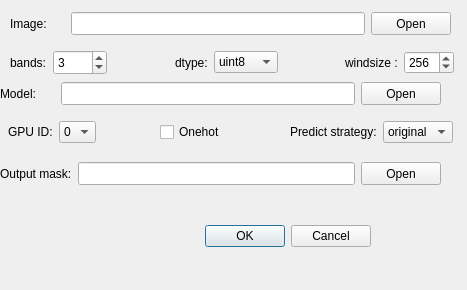
Old version of the form ui/classifyUi/PredictBinaryForSingleimage.ui in the repository scrssys/semantic_segment_RSImage.
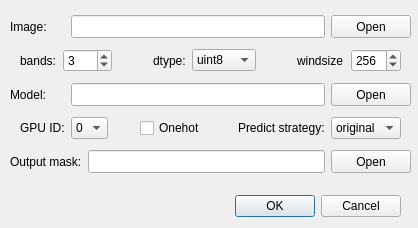
New version of the form.

```diff
--- a/ui/classifyUi/PredictBinaryForSingleimage.ui
+++ b/ui/classifyUi/PredictBinaryForSingleimage.ui
@@ -6,8 +6,8 @@
    <rect>
     <x>0</x>
     <y>0</y>
-    <width>467</width>
-    <height>290</height>
+    <width>418</width>
+    <height>228</height>
    </rect>
   </property>
   <property name="windowTitle">
@@ -16,9 +16,9 @@
   <widget class="QDialogButtonBox" name="buttonBox">
    <property name="geometry">
     <rect>
-     <x>30</x>
-     <y>220</y>
-     <width>341</width>
+     <x>200</x>
+     <y>190</y>
+     <width>201</width>
      <height>32</height>
     </rect>
    </property>
@@ -29,18 +29,20 @@
     <set>QDialogButtonBox::Cancel|QDialogButtonBox::Ok</set>
    </property>
   </widget>
-  <widget class="QWidget" name="layoutWidget_2">
+  <widget class="QWidget" name="">
    <property name="geometry">
     <rect>
-     <x>0</x>
-     <y>80</y>
-     <width>441</width>
-     <height>27</height>
+     <x>10</x>
+     <y>10</y>
+     <width>401</width>
+     <height>171</height>
     </rect>
    </property>
-   <layout class="QHBoxLayout" name="horizontalLayout_7">
+   <layout class="QVBoxLayout" name="verticalLayout">
     <item>
-     <widget class="QLabel" name="label_5">
+     <layout class="QHBoxLayout" name="horizontalLayout_8">
+      <item>
+       <widget class="QLabel" name="label_6">
       <property name="minimumSize">
        <size>
         <width>55</width>
@@ -48,12 +50,12 @@
        </size>
       </property>
       <property name="text">
-       <string>Model:</string>
+         <string>Image:</string>
       </property>
      </widget>
     </item>
     <item>
-     <widget class="QLineEdit" name="lineEdit_model">
+       <widget class="QLineEdit" name="lineEdit_image">
       <property name="minimumSize">
        <size>
         <width>201</width>
@@ -63,7 +65,7 @@
      </widget>
     </item>
     <item>
-     <widget class="QPushButton" name="pushButton_model">
+       <widget class="QPushButton" name="pushButton_image">
       <property name="minimumSize">
        <size>
         <width>0</width>
@@ -76,17 +78,15 @@
      </widget>
     </item>
    </layout>
-  </widget>
-  <widget class="QWidget" name="layoutWidget">
-   <property name="geometry">
-    <rect>
-     <x>10</x>
-     <y>50</y>
-     <width>444</width>
-     <height>25</height>
-    </rect>
-   </property>
+    </item>
+    <item>
    <layout class="QHBoxLayout" name="horizontalLayout_4">
+      <property name="leftMargin">
+       <number>10</number>
+      </property>
+      <property name="rightMargin">
+       <number>10</number>
+      </property>
     <item>
      <widget class="QLabel" name="label_8">
       <property name="text">
@@ -221,80 +221,24 @@
      </widget>
     </item>
    </layout>
-  </widget>
-  <widget class="QWidget" name="layoutWidget_3">
-   <property name="geometry">
-    <rect>
-     <x>10</x>
-     <y>10</y>
-     <width>441</width>
-     <height>27</height>
-    </rect>
-   </property>
-   <layout class="QHBoxLayout" name="horizontalLayout_8">
-    <item>
-     <widget class="QLabel" name="label_6">
-      <property name="minimumSize">
-       <size>
-        <width>55</width>
-        <height>23</height>
-       </size>
-      </property>
-      <property name="text">
-       <string>Image:</string>
-      </property>
-     </widget>
     </item>
     <item>
-     <widget class="QLineEdit" name="lineEdit_image">
-      <property name="minimumSize">
-       <size>
-        <width>201</width>
-        <height>23</height>
-       </size>
-      </property>
-     </widget>
-    </item>
+     <layout class="QHBoxLayout" name="horizontalLayout_7">
     <item>
-     <widget class="QPushButton" name="pushButton_image">
+       <widget class="QLabel" name="label_5">
       <property name="minimumSize">
        <size>
-        <width>0</width>
-        <height>23</height>
-       </size>
-      </property>
-      <property name="text">
-       <string>Open</string>
-      </property>
-     </widget>
-    </item>
-   </layout>
-  </widget>
-  <widget class="QWidget" name="layoutWidget_4">
-   <property name="geometry">
-    <rect>
-     <x>0</x>
-     <y>160</y>
-     <width>441</width>
-     <height>27</height>
-    </rect>
-   </property>
-   <layout class="QHBoxLayout" name="horizontalLayout_9">
-    <item>
-     <widget class="QLabel" name="label_7">
-      <property name="minimumSize">
-       <size>
         <width>55</width>
         <height>23</height>
        </size>
       </property>
       <property name="text">
-       <string>Output mask:</string>
+         <string>Model:</string>
       </property>
      </widget>
     </item>
     <item>
-     <widget class="QLineEdit" name="lineEdit_mask">
+       <widget class="QLineEdit" name="lineEdit_model">
       <property name="minimumSize">
        <size>
         <width>201</width>
@@ -304,7 +248,7 @@
      </widget>
     </item>
     <item>
-     <widget class="QPushButton" name="pushButton_mask">
+       <widget class="QPushButton" name="pushButton_model">
       <property name="minimumSize">
        <size>
         <width>0</width>
@@ -317,17 +261,15 @@
      </widget>
     </item>
    </layout>
-  </widget>
-  <widget class="QWidget" name="">
-   <property name="geometry">
-    <rect>
-     <x>8</x>
-     <y>120</y>
-     <width>445</width>
-     <height>24</height>
-    </rect>
-   </property>
+    </item>
+    <item>
    <layout class="QHBoxLayout" name="horizontalLayout">
+      <property name="leftMargin">
+       <number>10</number>
+      </property>
+      <property name="rightMargin">
+       <number>10</number>
+      </property>
     <item>
      <widget class="QLabel" name="label_10">
       <property name="text">
@@ -434,6 +376,48 @@
        </property>
       </item>
      </widget>
+      </item>
+     </layout>
+    </item>
+    <item>
+     <layout class="QHBoxLayout" name="horizontalLayout_9">
+      <item>
+       <widget class="QLabel" name="label_7">
+        <property name="minimumSize">
+         <size>
+          <width>55</width>
+          <height>23</height>
+         </size>
+        </property>
+        <property name="text">
+         <string>Output mask:</string>
+        </property>
+       </widget>
+      </item>
+      <item>
+       <widget class="QLineEdit" name="lineEdit_mask">
+        <property name="minimumSize">
+         <size>
+          <width>201</width>
+          <height>23</height>
+         </size>
+        </property>
+       </widget>
+      </item>
+      <item>
+       <widget class="QPushButton" name="pushButton_mask">
+        <property name="minimumSize">
+         <size>
+          <width>0</width>
+          <height>23</height>
+         </size>
+        </property>
+        <property name="text">
+         <string>Open</string>
+        </property>
+       </widget>
+      </item>
+     </layout>
     </item>
    </layout>
   </widget>
```
Left out of the diff: 2 changed lines with no effect on the pictures. Lines whose indentation alone changed are shown as unchanged.
